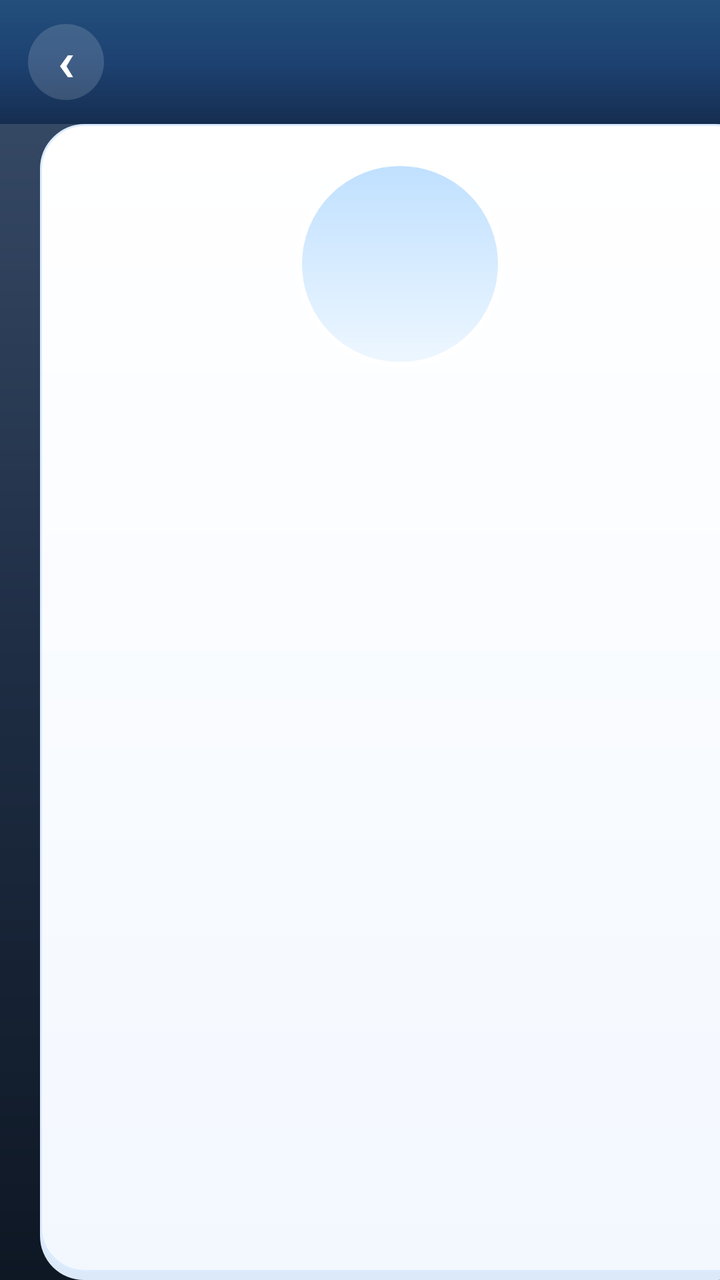
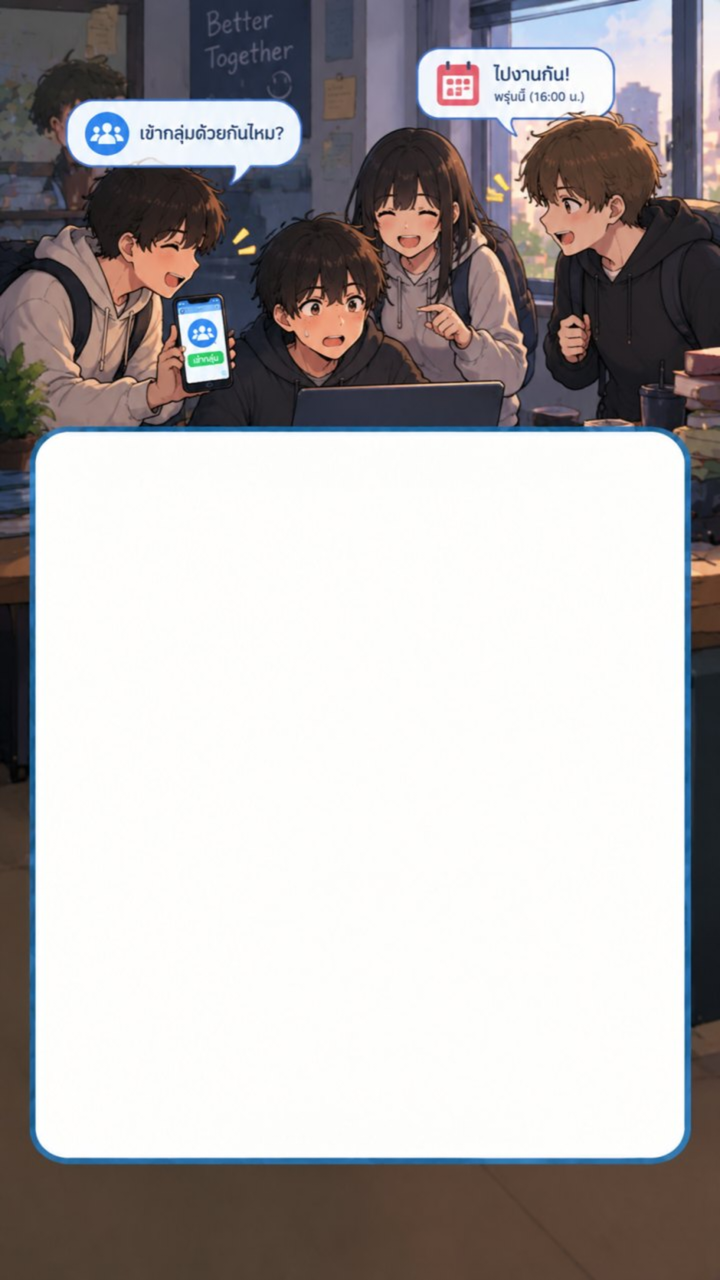

The first picture is an Android layout as it rendered before a commit; the second is the same layout after the commit. The layout source and the unified diff follow.
<!-- AndroidManifest.xml: application theme Theme.AppCompat.Light.NoActionBar -->
<!-- res/layout/activity_event.xml -->
<?xml version="1.0" encoding="utf-8"?>
<LinearLayout xmlns:android="http://schemas.android.com/apk/res/android"
    android:id="@+id/root"
    android:layout_width="match_parent"
    android:layout_height="match_parent"
    android:background="@drawable/bg_event"
    android:orientation="vertical">

    <include
        android:id="@+id/layoutHeader"
        layout="@layout/layout_header"
        android:layout_width="match_parent"
        android:layout_height="wrap_content" />

    <ScrollView
        android:layout_width="match_parent"
        android:layout_height="0dp"
        android:layout_weight="1"
        android:fillViewport="true">

        <LinearLayout
            android:layout_width="match_parent"
            android:layout_height="wrap_content"
            android:background="@drawable/bg_card"
            android:orientation="vertical"
            android:layout_gravity="center_vertical"
            android:layout_margin="20dp"
            android:padding="18dp">

            <TextView
                android:id="@+id/tvIcon"
                android:layout_width="104dp"
                android:layout_height="104dp"
                android:layout_gravity="center_horizontal"
                android:background="@drawable/bg_avatar"
                android:gravity="center"
                android:includeFontPadding="false"
                android:textSize="56sp" />

            <TextView
                android:id="@+id/tvTitle"
                android:layout_width="match_parent"
                android:layout_height="wrap_content"
                android:gravity="center"
                android:paddingTop="10dp"
                android:textColor="@color/text_main"
                android:textSize="24sp"
                android:textStyle="bold" />

            <TextView
                android:id="@+id/tvDesc"
                android:layout_width="match_parent"
                android:layout_height="wrap_content"
                android:gravity="center"
                android:paddingTop="8dp"
                android:paddingBottom="8dp"
                android:textColor="@color/gray"
                android:textSize="15sp" />

            <LinearLayout
                android:id="@+id/llOptions"
                android:layout_width="match_parent"
                android:layout_height="wrap_content"
                android:orientation="vertical" />
        </LinearLayout>
    </ScrollView>
</LinearLayout>
<!-- res/layout/layout_header.xml (included above) -->
<?xml version="1.0" encoding="utf-8"?>
<LinearLayout xmlns:android="http://schemas.android.com/apk/res/android"
    android:layout_width="match_parent" android:layout_height="wrap_content"
    android:background="@drawable/bg_header" android:gravity="center_vertical"
    android:orientation="horizontal" android:paddingStart="14dp" android:paddingEnd="14dp"
    android:paddingTop="12dp" android:paddingBottom="12dp">

    <TextView android:id="@+id/tvBack" android:layout_width="38dp" android:layout_height="38dp"
        android:background="@drawable/bg_back" android:gravity="center" android:includeFontPadding="false"
        android:text="‹" android:textColor="#FFFFFF" android:textSize="28sp" android:textStyle="bold" />

    <TextView android:id="@+id/tvHeaderTitle" android:layout_width="0dp" android:layout_height="wrap_content"
        android:layout_weight="1" android:gravity="center" android:paddingStart="8dp" android:paddingEnd="8dp"
        android:textColor="#FFFFFF" android:textSize="20sp" android:textStyle="bold" />

    <TextView android:id="@+id/tvHeaderRight" android:layout_width="wrap_content" android:layout_height="wrap_content"
        android:background="@drawable/bg_coin" android:paddingStart="12dp" android:paddingEnd="12dp"
        android:paddingTop="5dp" android:paddingBottom="5dp" android:textColor="@color/coin_text"
        android:textSize="15sp" android:textStyle="bold" android:visibility="gone" />

    <View android:id="@+id/headerSpacer" android:layout_width="38dp" android:layout_height="1dp" />
</LinearLayout>
<!-- resources referenced by this layout -->
<resources>
  <color name="coin_text">#7A4B00</color>
  <color name="gray">#6F7E92</color>
  <color name="text_main">#1D2A3A</color>
  <!-- drawable bg_avatar (drawable) -->
  <?xml version="1.0" encoding="utf-8"?>
  <shape xmlns:android="http://schemas.android.com/apk/res/android" android:shape="oval">
      <gradient android:angle="270" android:startColor="#BFE0FF" android:endColor="#EEF7FF" />
      <stroke android:width="3dp" android:color="#FFFFFF" />
  </shape>
  <!-- drawable bg_back (drawable) -->
  <?xml version="1.0" encoding="utf-8"?>
  <shape xmlns:android="http://schemas.android.com/apk/res/android" android:shape="oval">
      <solid android:color="#26FFFFFF" />
  </shape>
  <!-- drawable bg_card (drawable) -->
  <?xml version="1.0" encoding="utf-8"?>
  <layer-list xmlns:android="http://schemas.android.com/apk/res/android">
      <item android:top="4dp">
          <shape android:shape="rectangle">
              <solid android:color="#DCE9F9" />
              <corners android:radius="22dp" />
          </shape>
      </item>
      <item android:bottom="4dp">
          <shape android:shape="rectangle">
              <gradient
                  android:angle="270"
                  android:startColor="#FFFFFF"
                  android:endColor="#F3F8FF" />
              <corners android:radius="22dp" />
              <stroke android:width="1dp" android:color="#DCEBFF" />
          </shape>
      </item>
  </layer-list>
  <!-- drawable bg_coin (drawable) -->
  <?xml version="1.0" encoding="utf-8"?>
  <shape xmlns:android="http://schemas.android.com/apk/res/android" android:shape="rectangle">
      <solid android:color="#FFF3CF" /><corners android:radius="20dp" />
      <stroke android:width="2dp" android:color="#FFB800" />
  </shape>
  <!-- drawable bg_event (drawable) -->
  <?xml version="1.0" encoding="utf-8"?>
  <shape xmlns:android="http://schemas.android.com/apk/res/android" android:shape="rectangle">
      <gradient android:angle="270" android:startColor="#3A4E6B" android:centerColor="#1F2E45" android:endColor="#0E1724" />
  </shape>
  <!-- drawable bg_header (drawable) -->
  <?xml version="1.0" encoding="utf-8"?>
  <shape xmlns:android="http://schemas.android.com/apk/res/android" android:shape="rectangle">
      <gradient
          android:angle="270"
          android:startColor="#234E7B"
          android:centerColor="#1D4272"
          android:endColor="#152D4F" />
  </shape>
</resources>

<!-- the commit's change to res/layout/activity_event.xml (unified diff, before → after) -->
@@ -1,50 +1,53 @@
 <?xml version="1.0" encoding="utf-8"?>
-<LinearLayout xmlns:android="http://schemas.android.com/apk/res/android"
+<androidx.constraintlayout.widget.ConstraintLayout xmlns:android="http://schemas.android.com/apk/res/android"
+    xmlns:app="http://schemas.android.com/apk/res-auto"
     android:id="@+id/root"
     android:layout_width="match_parent"
     android:layout_height="match_parent"
-    android:background="@drawable/bg_event"
-    android:orientation="vertical">
+    android:background="#544033">
 
-    <include
-        android:id="@+id/layoutHeader"
-        layout="@layout/layout_header"
-        android:layout_width="match_parent"
-        android:layout_height="wrap_content" />
+    <androidx.constraintlayout.widget.ConstraintLayout
+        android:id="@+id/stage"
+        android:layout_width="0dp"
+        android:layout_height="0dp"
+        app:layout_constraintDimensionRatio="940:2100"
+        app:layout_constraintEnd_toEndOf="parent"
+        app:layout_constraintStart_toStartOf="parent"
+        app:layout_constraintTop_toTopOf="parent">
+
+        <ImageView
+            android:id="@+id/ivBg"
+            android:layout_width="match_parent"
+            android:layout_height="match_parent"
+            android:importantForAccessibility="no"
+            android:scaleType="fitXY"
+            android:src="@drawable/ev_group" />
+
+    <androidx.constraintlayout.widget.Guideline android:id="@+id/gx_76" android:layout_width="wrap_content" android:layout_height="wrap_content" android:orientation="vertical" app:layout_constraintGuide_percent="0.0809" />
+    <androidx.constraintlayout.widget.Guideline android:id="@+id/gx_866" android:layout_width="wrap_content" android:layout_height="wrap_content" android:orientation="vertical" app:layout_constraintGuide_percent="0.9213" />
+    <androidx.constraintlayout.widget.Guideline android:id="@+id/gy_596" android:layout_width="wrap_content" android:layout_height="wrap_content" android:orientation="horizontal" app:layout_constraintGuide_percent="0.2838" />
+    <androidx.constraintlayout.widget.Guideline android:id="@+id/gy_1420" android:layout_width="wrap_content" android:layout_height="wrap_content" android:orientation="horizontal" app:layout_constraintGuide_percent="0.6762" />
 
     <ScrollView
-        android:layout_width="match_parent"
-        android:layout_height="0dp"
-        android:layout_weight="1"
-        android:fillViewport="true">
-
+        android:layout_width="0dp" android:layout_height="0dp"
+        app:layout_constraintStart_toStartOf="@id/gx_76" app:layout_constraintEnd_toEndOf="@id/gx_866"
+        app:layout_constraintTop_toTopOf="@id/gy_596" app:layout_constraintBottom_toBottomOf="@id/gy_1420"
+        android:fillViewport="true" android:scrollbars="none">
         <LinearLayout
             android:layout_width="match_parent"
             android:layout_height="wrap_content"
-            android:background="@drawable/bg_card"
+            android:gravity="center_vertical"
             android:orientation="vertical"
-            android:layout_gravity="center_vertical"
-            android:layout_margin="20dp"
-            android:padding="18dp">
-
-            <TextView
-                android:id="@+id/tvIcon"
-                android:layout_width="104dp"
-                android:layout_height="104dp"
-                android:layout_gravity="center_horizontal"
-                android:background="@drawable/bg_avatar"
-                android:gravity="center"
-                android:includeFontPadding="false"
-                android:textSize="56sp" />
+            android:paddingTop="6dp"
+            android:paddingBottom="6dp">
 
             <TextView
                 android:id="@+id/tvTitle"
                 android:layout_width="match_parent"
                 android:layout_height="wrap_content"
                 android:gravity="center"
-                android:paddingTop="10dp"
                 android:textColor="@color/text_main"
-                android:textSize="24sp"
+                android:textSize="22sp"
                 android:textStyle="bold" />
 
             <TextView
@@ -52,10 +55,10 @@
                 android:layout_width="match_parent"
                 android:layout_height="wrap_content"
                 android:gravity="center"
-                android:paddingTop="8dp"
-                android:paddingBottom="8dp"
+                android:paddingTop="6dp"
+                android:paddingBottom="6dp"
                 android:textColor="@color/gray"
-                android:textSize="15sp" />
+                android:textSize="14sp" />
 
             <LinearLayout
                 android:id="@+id/llOptions"
@@ -64,27 +67,5 @@
                 android:orientation="vertical" />
         </LinearLayout>
     </ScrollView>
-</LinearLayout>
-<!-- res/layout/layout_header.xml (included above) -->
-<?xml version="1.0" encoding="utf-8"?>
-<LinearLayout xmlns:android="http://schemas.android.com/apk/res/android"
-    android:layout_width="match_parent" android:layout_height="wrap_content"
-    android:background="@drawable/bg_header" android:gravity="center_vertical"
-    android:orientation="horizontal" android:paddingStart="14dp" android:paddingEnd="14dp"
-    android:paddingTop="12dp" android:paddingBottom="12dp">
-
-    <TextView android:id="@+id/tvBack" android:layout_width="38dp" android:layout_height="38dp"
-        android:background="@drawable/bg_back" android:gravity="center" android:includeFontPadding="false"
-        android:text="‹" android:textColor="#FFFFFF" android:textSize="28sp" android:textStyle="bold" />
-
-    <TextView android:id="@+id/tvHeaderTitle" android:layout_width="0dp" android:layout_height="wrap_content"
-        android:layout_weight="1" android:gravity="center" android:paddingStart="8dp" android:paddingEnd="8dp"
-        android:textColor="#FFFFFF" android:textSize="20sp" android:textStyle="bold" />
-
-    <TextView android:id="@+id/tvHeaderRight" android:layout_width="wrap_content" android:layout_height="wrap_content"
-        android:background="@drawable/bg_coin" android:paddingStart="12dp" android:paddingEnd="12dp"
-        android:paddingTop="5dp" android:paddingBottom="5dp" android:textColor="@color/coin_text"
-        android:textSize="15sp" android:textStyle="bold" android:visibility="gone" />
-
-    <View android:id="@+id/headerSpacer" android:layout_width="38dp" android:layout_height="1dp" />
-</LinearLayout>
+    </androidx.constraintlayout.widget.ConstraintLayout>
+</androidx.constraintlayout.widget.ConstraintLayout>
<!-- resource entries referenced after the edit -->
@@ -1,58 +1,7 @@
 <!-- resources referenced by this layout -->
 <resources>
-  <color name="coin_text">#7A4B00</color>
   <color name="gray">#6F7E92</color>
   <color name="text_main">#1D2A3A</color>
-  <!-- drawable bg_avatar (drawable) -->
-  <?xml version="1.0" encoding="utf-8"?>
-  <shape xmlns:android="http://schemas.android.com/apk/res/android" android:shape="oval">
-      <gradient android:angle="270" android:startColor="#BFE0FF" android:endColor="#EEF7FF" />
-      <stroke android:width="3dp" android:color="#FFFFFF" />
-  </shape>
-  <!-- drawable bg_back (drawable) -->
-  <?xml version="1.0" encoding="utf-8"?>
-  <shape xmlns:android="http://schemas.android.com/apk/res/android" android:shape="oval">
-      <solid android:color="#26FFFFFF" />
-  </shape>
-  <!-- drawable bg_card (drawable) -->
-  <?xml version="1.0" encoding="utf-8"?>
-  <layer-list xmlns:android="http://schemas.android.com/apk/res/android">
-      <item android:top="4dp">
-          <shape android:shape="rectangle">
-              <solid android:color="#DCE9F9" />
-              <corners android:radius="22dp" />
-          </shape>
-      </item>
-      <item android:bottom="4dp">
-          <shape android:shape="rectangle">
-              <gradient
-                  android:angle="270"
-                  android:startColor="#FFFFFF"
-                  android:endColor="#F3F8FF" />
-              <corners android:radius="22dp" />
-              <stroke android:width="1dp" android:color="#DCEBFF" />
-          </shape>
-      </item>
-  </layer-list>
-  <!-- drawable bg_coin (drawable) -->
-  <?xml version="1.0" encoding="utf-8"?>
-  <shape xmlns:android="http://schemas.android.com/apk/res/android" android:shape="rectangle">
-      <solid android:color="#FFF3CF" /><corners android:radius="20dp" />
-      <stroke android:width="2dp" android:color="#FFB800" />
-  </shape>
-  <!-- drawable bg_event (drawable) -->
-  <?xml version="1.0" encoding="utf-8"?>
-  <shape xmlns:android="http://schemas.android.com/apk/res/android" android:shape="rectangle">
-      <gradient android:angle="270" android:startColor="#3A4E6B" android:centerColor="#1F2E45" android:endColor="#0E1724" />
-  </shape>
-  <!-- drawable bg_header (drawable) -->
-  <?xml version="1.0" encoding="utf-8"?>
-  <shape xmlns:android="http://schemas.android.com/apk/res/android" android:shape="rectangle">
-      <gradient
-          android:angle="270"
-          android:startColor="#234E7B"
-          android:centerColor="#1D4272"
-          android:endColor="#152D4F" />
-  </shape>
+  <!-- drawable ev_group: jpg bitmap (drawable-nodpi, 101524 bytes) -->
 </resources>
 
